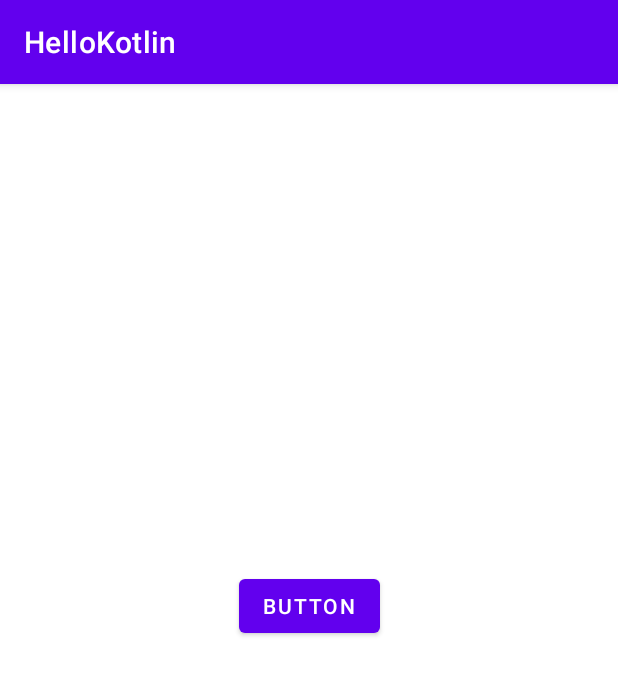
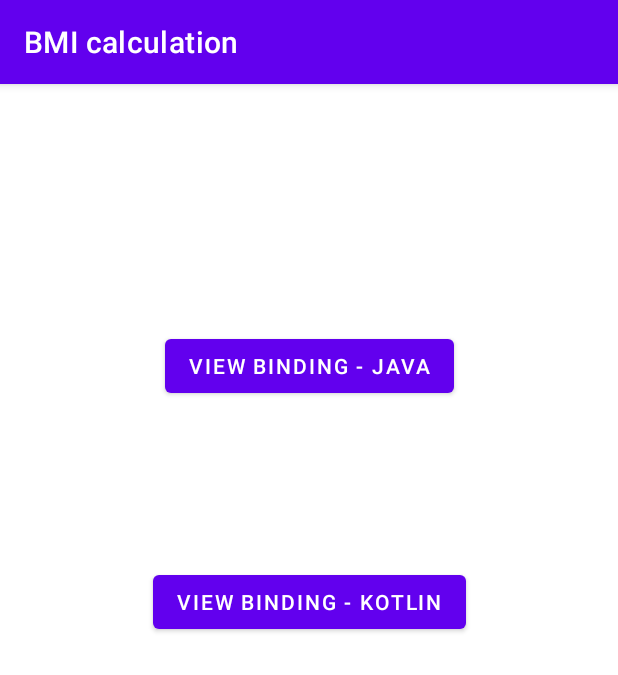
Before and after one commit to dahye828/HelloKotlin, an Android app: the screen it shows after launch (MainActivity), on a phone screen of 412 x 824 dp. Shown: the top 675 px of the screen. Run offline under Robolectric (Android 15) with nearby library versions, the phone set to English and light mode, and no system bars.

Commit message:
JavaKotlin buttons

```diff
--- a/app/src/main/java/com/example/hellokotlin/MainActivity.kt
+++ b/app/src/main/java/com/example/hellokotlin/MainActivity.kt
@@ -1,5 +1,6 @@
 package com.example.hellokotlin
 
+import android.content.Intent
 import androidx.appcompat.app.AppCompatActivity
 import android.os.Bundle
 import android.widget.Button
@@ -11,11 +12,15 @@ class MainActivity : AppCompatActivity() {
         super.onCreate(savedInstanceState)
         setContentView(R.layout.activity_main)
 
-        //var btnHello : Button //val 값이 정해진 변수 == final, const
-        //btnHello = findViewById(R.id.btnHello)
-        val btnHello = findViewById<Button>(R.id.btnHello)
-        btnHello.setOnClickListener {
-            Toast.makeText(this@MainActivity, "Hello kotlin", Toast.LENGTH_LONG).show()
+        val btnJava = findViewById<Button>(R.id.btnJava)
+        val btnKotlin = findViewById<Button>(R.id.btnJava)
+
+
+        btnJava.setOnClickListener {
+            startActivity(Intent(this@MainActivity, BmiJavaActivity::class.java))
+        }
+        btnKotlin.setOnClickListener {
+            startActivity(Intent(this@MainActivity, BmiKotlinActivity::class.java))
         }
     }
 }
--- a/app/src/main/res/layout/activity_main.xml
+++ b/app/src/main/res/layout/activity_main.xml
@@ -8,12 +8,22 @@
     tools:context=".MainActivity">
 
     <Button
-        android:id="@+id/button2"
+        android:id="@+id/btnJava"
         android:layout_width="wrap_content"
         android:layout_height="wrap_content"
-        android:layout_marginTop="324dp"
-        android:text="Button"
+        android:layout_marginTop="164dp"
+        android:text="view binding - java"
         app:layout_constraintEnd_toEndOf="parent"
         app:layout_constraintStart_toStartOf="parent"
         app:layout_constraintTop_toTopOf="parent" />
+
+    <Button
+        android:id="@+id/btnKotlin"
+        android:layout_width="wrap_content"
+        android:layout_height="wrap_content"
+        android:layout_marginTop="109dp"
+        android:text="view binding - kotlin"
+        app:layout_constraintEnd_toEndOf="parent"
+        app:layout_constraintStart_toStartOf="parent"
+        app:layout_constraintTop_toBottomOf="@+id/btnJava" />
 </androidx.constraintlayout.widget.ConstraintLayout>
```
Also changed, not shown: app/src/main/AndroidManifest.xml (+10 -1 lines), app/src/main/java/com/example/hellokotlin/BmiJavaActivity.java (added, +14 -0 lines), app/src/main/java/com/example/hellokotlin/BmiKotlinActivity.kt (added, +11 -0 lines), app/src/main/res/layout/layout_view_binding.xml (added, +73 -0 lines).
